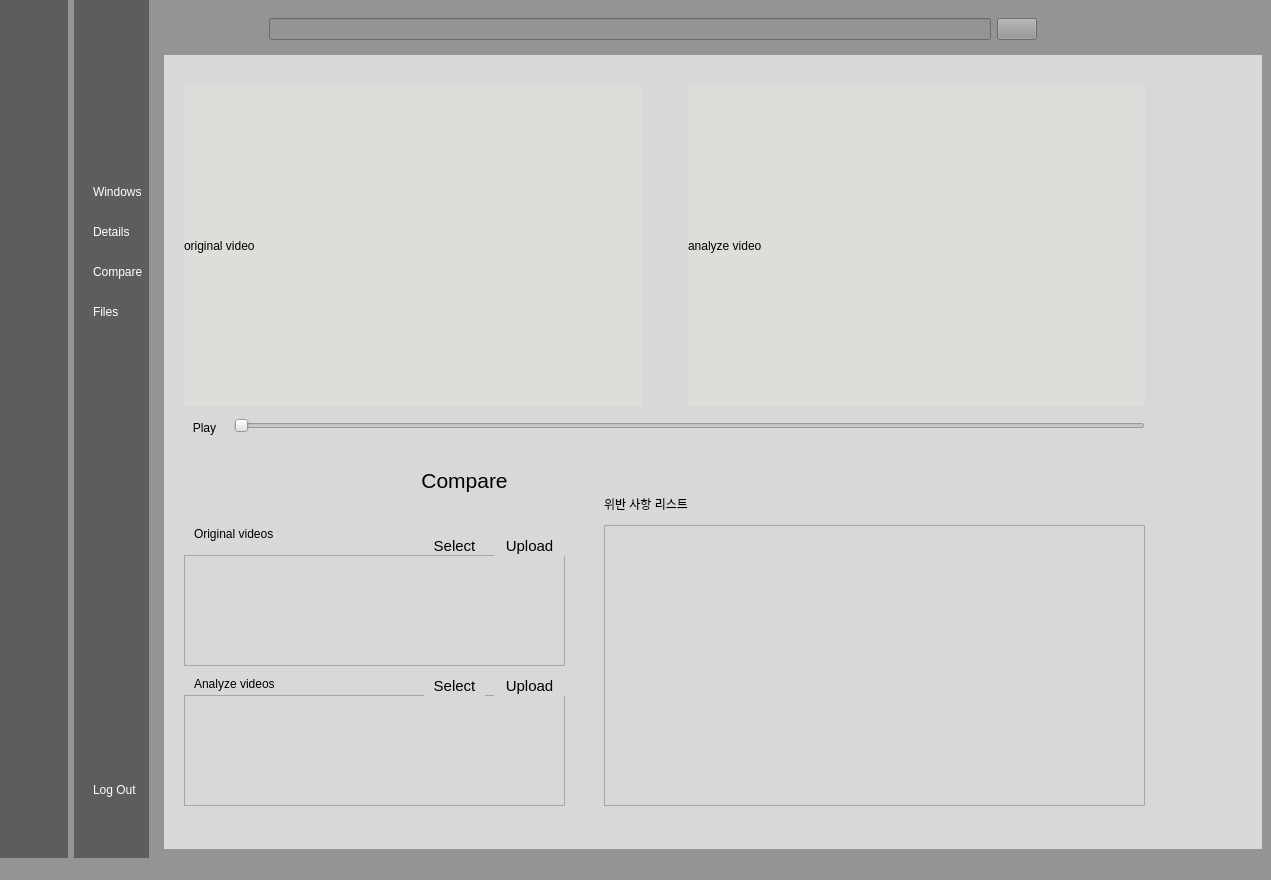
Old version of the form src/GUI/window/Window.ui in the repository addinedu-ros-5th/deeplearning-repo-3.
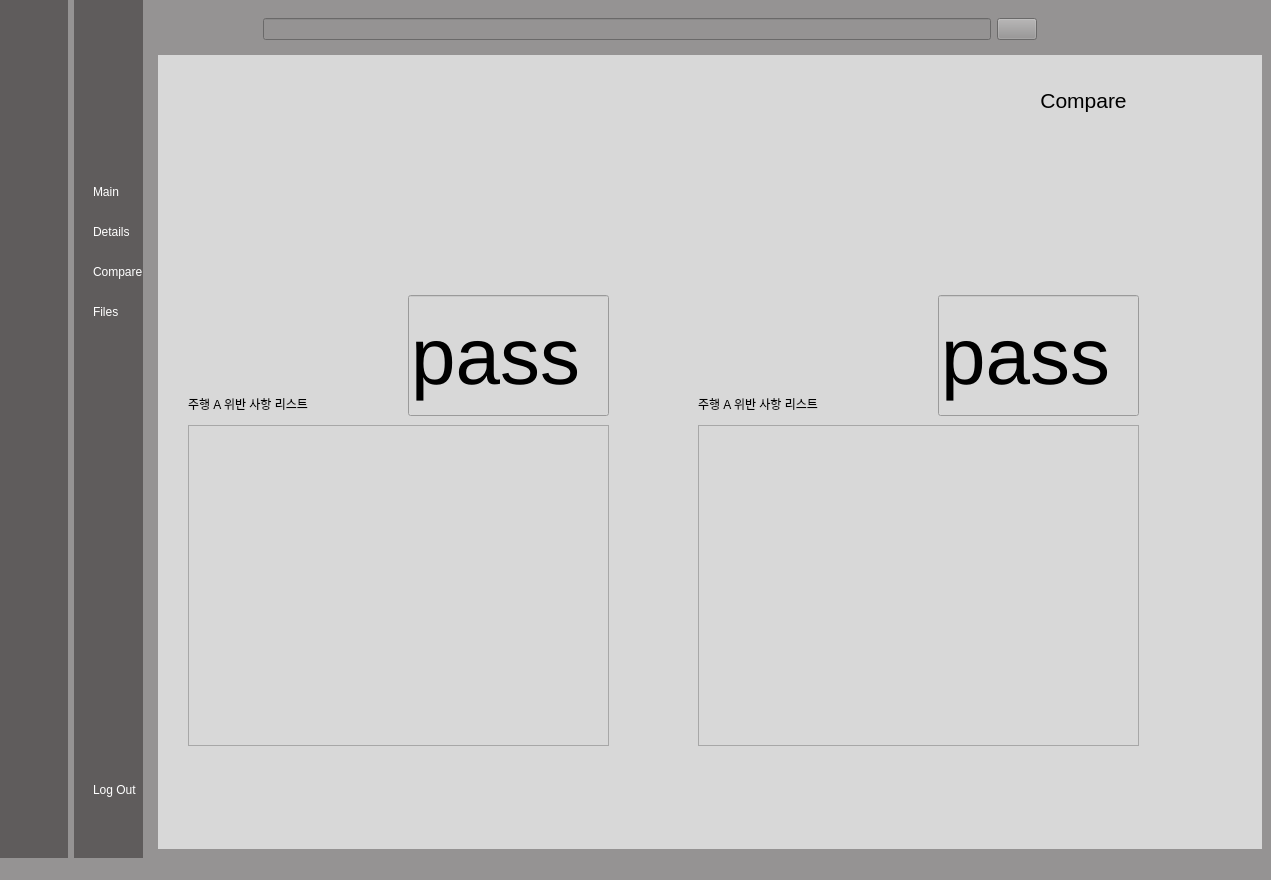
New version of the form. The open tabs and pages were chosen to show the change. Icons and pictures are not drawn.

Commit message: feat : code : detail window

Diff of the .ui file:
```diff
--- a/src/GUI/window/Window.ui
+++ b/src/GUI/window/Window.ui
@@ -305,7 +305,7 @@
          <item>
           <widget class="QPushButton" name="windows1">
            <property name="text">
-            <string>Windows  </string>
+            <string>Main</string>
            </property>
            <property name="icon">
             <iconset>
@@ -794,39 +794,11 @@
           </widget>
          </widget>
          <widget class="QWidget" name="details_page">
-          <widget class="QPushButton" name="Compare">
-           <property name="geometry">
-            <rect>
-             <x>240</x>
-             <y>410</y>
-             <width>121</width>
-             <height>31</height>
-            </rect>
-           </property>
-           <property name="font">
-            <font>
-             <pointsize>16</pointsize>
-            </font>
-           </property>
-           <property name="text">
-            <string>Compare</string>
-           </property>
-           <property name="icon">
-            <iconset>
-             <normaloff>:/image/report.png</normaloff>:/image/report.png</iconset>
-           </property>
-           <property name="iconSize">
-            <size>
-             <width>24</width>
-             <height>24</height>
-            </size>
-           </property>
-          </widget>
           <widget class="QPushButton" name="select">
            <property name="geometry">
             <rect>
              <x>260</x>
-             <y>480</y>
+             <y>470</y>
              <width>61</width>
              <height>21</height>
             </rect>
@@ -963,7 +935,7 @@
            <property name="geometry">
             <rect>
              <x>20</x>
-             <y>500</y>
+             <y>490</y>
              <width>381</width>
              <height>111</height>
             </rect>
@@ -983,9 +955,9 @@
            <property name="geometry">
             <rect>
              <x>330</x>
-             <y>480</y>
+             <y>470</y>
              <width>71</width>
-             <height>21</height>
+             <height>16</height>
             </rect>
            </property>
            <property name="font">
@@ -1013,7 +985,7 @@
              <x>330</x>
              <y>620</y>
              <width>71</width>
-             <height>21</height>
+             <height>16</height>
             </rect>
            </property>
            <property name="font">
@@ -1039,9 +1011,9 @@
            <property name="geometry">
             <rect>
              <x>260</x>
-             <y>620</y>
+             <y>621</y>
              <width>61</width>
-             <height>21</height>
+             <height>16</height>
             </rect>
            </property>
            <property name="font">
@@ -1087,23 +1059,115 @@
            </property>
           </widget>
          </widget>
-         <widget class="QWidget" name="settings_page">
-          <widget class="QLabel" name="label_3">
+         <widget class="QWidget" name="compare_page">
+          <widget class="QPushButton" name="Compare">
            <property name="geometry">
             <rect>
-             <x>330</x>
-             <y>270</y>
-             <width>301</width>
-             <height>111</height>
+             <x>860</x>
+             <y>20</y>
+             <width>131</width>
+             <height>51</height>
             </rect>
            </property>
            <property name="font">
             <font>
-             <pointsize>20</pointsize>
+             <pointsize>16</pointsize>
             </font>
            </property>
            <property name="text">
-            <string>Settings Page</string>
+            <string>Compare</string>
+           </property>
+           <property name="icon">
+            <iconset>
+             <normaloff>:/image/report.png</normaloff>:/image/report.png</iconset>
+           </property>
+           <property name="iconSize">
+            <size>
+             <width>24</width>
+             <height>24</height>
+            </size>
+           </property>
+          </widget>
+          <widget class="QLabel" name="label_12">
+           <property name="geometry">
+            <rect>
+             <x>30</x>
+             <y>340</y>
+             <width>151</width>
+             <height>17</height>
+            </rect>
+           </property>
+           <property name="text">
+            <string>주행 A 위반 사항 리스트</string>
+           </property>
+          </widget>
+          <widget class="QListView" name="listView_2">
+           <property name="geometry">
+            <rect>
+             <x>30</x>
+             <y>370</y>
+             <width>421</width>
+             <height>321</height>
+            </rect>
+           </property>
+          </widget>
+          <widget class="QListView" name="listView_3">
+           <property name="geometry">
+            <rect>
+             <x>540</x>
+             <y>370</y>
+             <width>441</width>
+             <height>321</height>
+            </rect>
+           </property>
+          </widget>
+          <widget class="QLabel" name="label_15">
+           <property name="geometry">
+            <rect>
+             <x>540</x>
+             <y>340</y>
+             <width>151</width>
+             <height>17</height>
+            </rect>
+           </property>
+           <property name="text">
+            <string>주행 A 위반 사항 리스트</string>
+           </property>
+          </widget>
+          <widget class="QLineEdit" name="grade_2">
+           <property name="geometry">
+            <rect>
+             <x>250</x>
+             <y>240</y>
+             <width>201</width>
+             <height>121</height>
+            </rect>
+           </property>
+           <property name="font">
+            <font>
+             <pointsize>60</pointsize>
+            </font>
+           </property>
+           <property name="text">
+            <string>pass</string>
+           </property>
+          </widget>
+          <widget class="QLineEdit" name="grade_3">
+           <property name="geometry">
+            <rect>
+             <x>780</x>
+             <y>240</y>
+             <width>201</width>
+             <height>121</height>
+            </rect>
+           </property>
+           <property name="font">
+            <font>
+             <pointsize>60</pointsize>
+            </font>
+           </property>
+           <property name="text">
+            <string>pass</string>
            </property>
           </widget>
          </widget>
```
Left out of the diff: 43 changed lines with no effect on the pictures.
